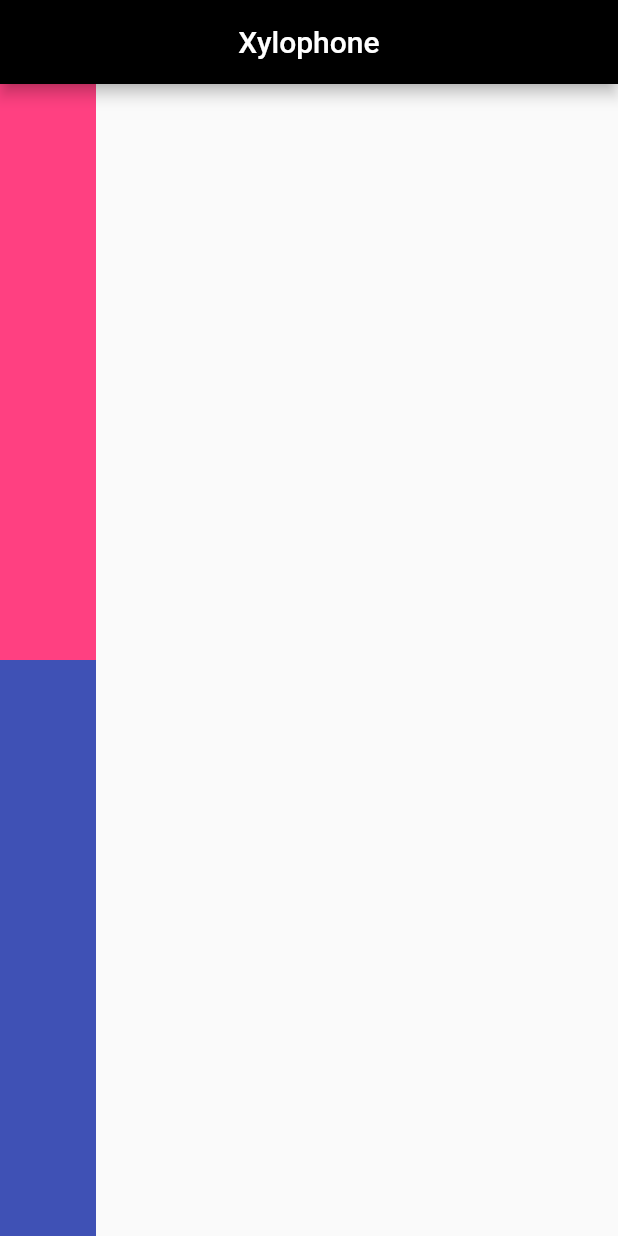
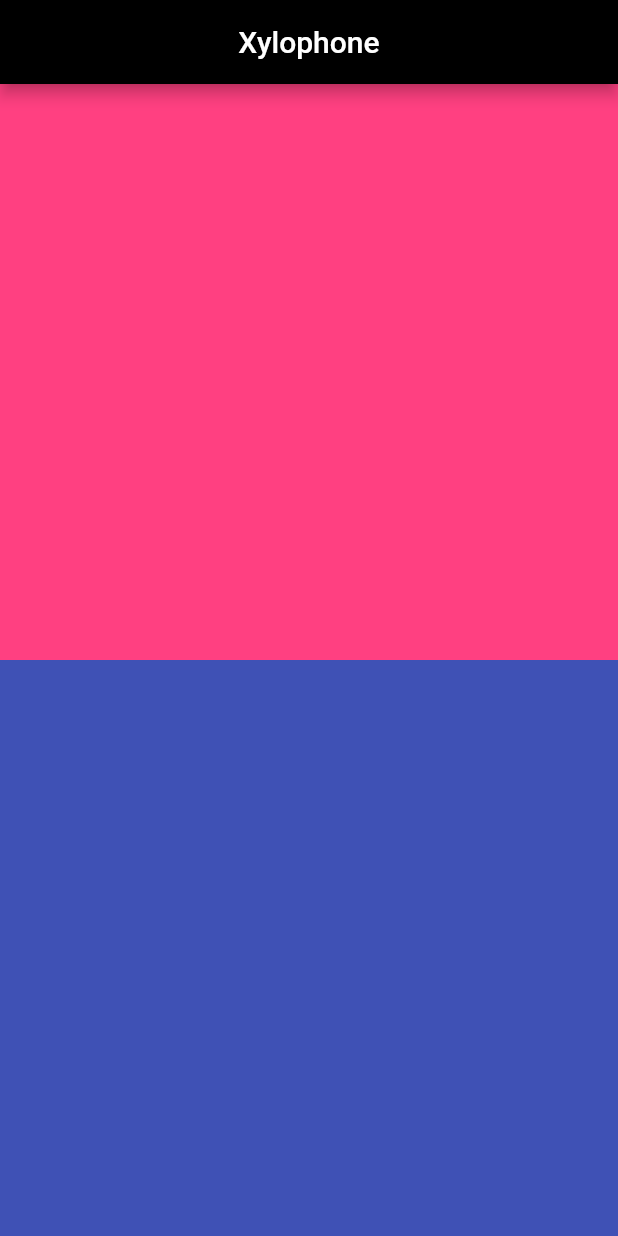
Before and after one commit to stark-ace-1891/tf06p_0014_codigo_xylophone, a Flutter app: the screen it shows after launch, on a phone screen of 412 x 824 dp. Run offline on Flutter 3.47's test engine with Material 2 defaults, Android fonts, the light colour scheme and no system bars; our stand-ins replace audioplayers.

Commit message:
Estirar hijos del Column horizontalmente

```diff
--- a/lib/main.dart
+++ b/lib/main.dart
@@ -25,6 +25,7 @@ class HomePage extends StatelessWidget {
         centerTitle: true,
       ),
       body: Column(
+        crossAxisAlignment: CrossAxisAlignment.stretch,
         children: [
           Expanded(
             child: Container(
```
